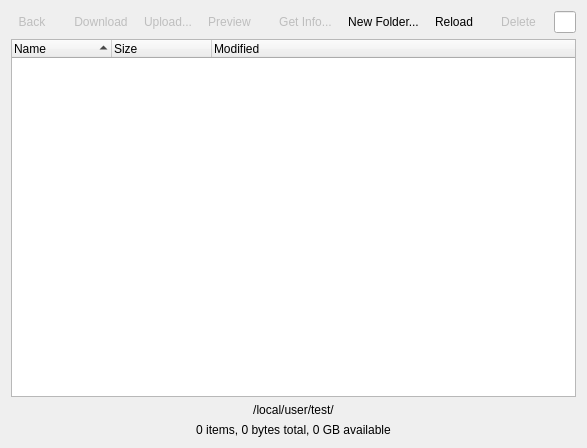
First picture: the form in qw_client/QwcFileBrowserWidget.ui, repository pcjpnet/qwired-suite, before the edit.
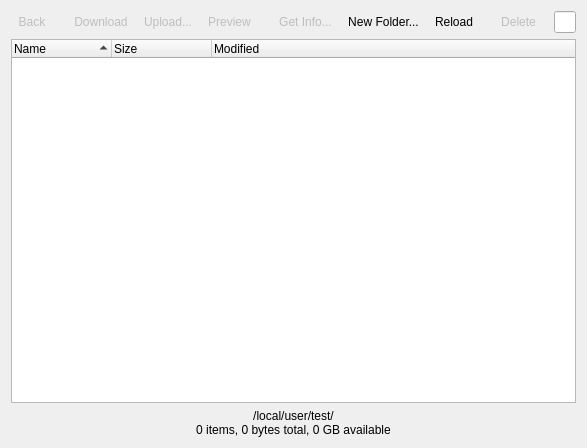
Second picture: the form after the edit. Icons and pictures are not drawn.

Commit message: * Moved signal processing to the QwcFileBrowserWidget to clean up QwcSession.

Patch:
```diff
--- a/qw_client/QwcFileBrowserWidget.ui
+++ b/qw_client/QwcFileBrowserWidget.ui
@@ -24,7 +24,7 @@
       <number>0</number>
      </property>
      <widget class="QWidget" name="pageBrowser">
-      <layout class="QVBoxLayout" name="verticalLayout">
+      <layout class="QVBoxLayout" name="verticalLayout_3">
        <property name="margin">
         <number>0</number>
        </property>
@@ -399,6 +399,11 @@
         </widget>
        </item>
        <item>
+        <layout class="QVBoxLayout" name="verticalLayout">
+         <property name="spacing">
+          <number>0</number>
+         </property>
+         <item>
         <widget class="QLabel" name="labelCurrentPath">
          <property name="frameShadow">
           <enum>QFrame::Sunken</enum>
@@ -425,6 +430,8 @@
         </widget>
        </item>
       </layout>
+       </item>
+      </layout>
      </widget>
      <widget class="QWidget" name="pageInfo">
       <layout class="QVBoxLayout" name="verticalLayout_2">
```
Left out of the diff: 1 changed line with no effect on the pictures. Lines whose indentation alone changed are shown as unchanged. The commit also changes 4 other files.
